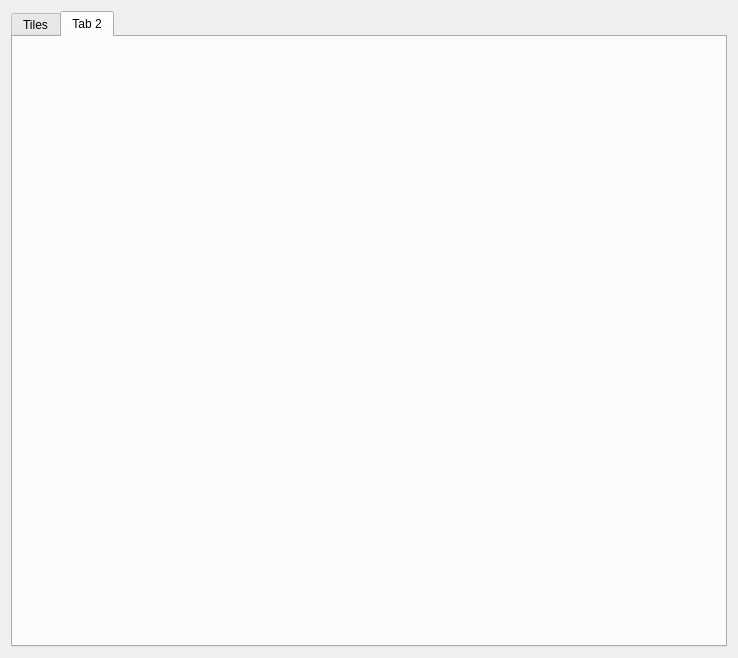
Before: the Qt Designer form src/ui/DebugWindow.ui in zlisinski/gbemu, drawn with Qt 5.
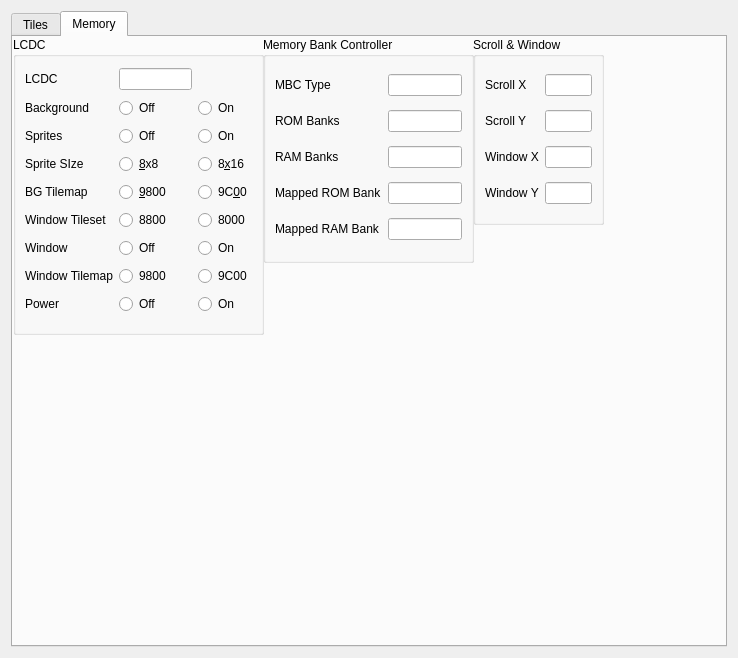
After: the same form once the commit is applied. The open tabs and pages were chosen to show the change.

Commit message: Added LCDC, MBC, and scroll/window stuff to debug window

The edit to the form file:
```diff
--- a/src/ui/DebugWindow.ui
+++ b/src/ui/DebugWindow.ui
@@ -46,8 +46,412 @@
      </widget>
      <widget class="QWidget" name="tab_2">
       <attribute name="title">
-       <string>Tab 2</string>
+       <string>Memory</string>
       </attribute>
+      <widget class="QGroupBox" name="groupBox">
+       <property name="geometry">
+        <rect>
+         <x>0</x>
+         <y>0</y>
+         <width>251</width>
+         <height>298</height>
+        </rect>
+       </property>
+       <property name="title">
+        <string>LCDC</string>
+       </property>
+       <layout class="QGridLayout" name="gridLayout_2">
+        <item row="0" column="0">
+         <widget class="QLabel" name="label_5">
+          <property name="text">
+           <string>LCDC</string>
+          </property>
+         </widget>
+        </item>
+        <item row="1" column="0">
+         <widget class="QLabel" name="label_6">
+          <property name="text">
+           <string>Background</string>
+          </property>
+         </widget>
+        </item>
+        <item row="1" column="1">
+         <widget class="QRadioButton" name="rbBGEnable0">
+          <property name="text">
+           <string>Off</string>
+          </property>
+          <attribute name="buttonGroup">
+           <string notr="true">buttonGroup</string>
+          </attribute>
+         </widget>
+        </item>
+        <item row="1" column="2">
+         <widget class="QRadioButton" name="rbBGEnable1">
+          <property name="text">
+           <string>On</string>
+          </property>
+          <attribute name="buttonGroup">
+           <string notr="true">buttonGroup</string>
+          </attribute>
+         </widget>
+        </item>
+        <item row="2" column="0">
+         <widget class="QLabel" name="label_7">
+          <property name="text">
+           <string>Sprites</string>
+          </property>
+         </widget>
+        </item>
+        <item row="2" column="1">
+         <widget class="QRadioButton" name="rbSpriteEnable0">
+          <property name="text">
+           <string>Off</string>
+          </property>
+          <attribute name="buttonGroup">
+           <string notr="true">buttonGroup_2</string>
+          </attribute>
+         </widget>
+        </item>
+        <item row="2" column="2">
+         <widget class="QRadioButton" name="rbSpriteEnable1">
+          <property name="text">
+           <string>On</string>
+          </property>
+          <attribute name="buttonGroup">
+           <string notr="true">buttonGroup_2</string>
+          </attribute>
+         </widget>
+        </item>
+        <item row="3" column="0">
+         <widget class="QLabel" name="label_8">
+          <property name="text">
+           <string>Sprite SIze</string>
+          </property>
+         </widget>
+        </item>
+        <item row="3" column="1">
+         <widget class="QRadioButton" name="rbSpriteSize0">
+          <property name="text">
+           <string>&amp;8x8</string>
+          </property>
+          <attribute name="buttonGroup">
+           <string notr="true">buttonGroup_3</string>
+          </attribute>
+         </widget>
+        </item>
+        <item row="3" column="2">
+         <widget class="QRadioButton" name="rbSpriteSize1">
+          <property name="text">
+           <string>8&amp;x16</string>
+          </property>
+          <attribute name="buttonGroup">
+           <string notr="true">buttonGroup_3</string>
+          </attribute>
+         </widget>
+        </item>
+        <item row="4" column="0">
+         <widget class="QLabel" name="label_9">
+          <property name="text">
+           <string>BG Tilemap</string>
+          </property>
+         </widget>
+        </item>
+        <item row="4" column="1">
+         <widget class="QRadioButton" name="rbBGTilemap0">
+          <property name="text">
+           <string>&amp;9800</string>
+          </property>
+          <attribute name="buttonGroup">
+           <string notr="true">buttonGroup_4</string>
+          </attribute>
+         </widget>
+        </item>
+        <item row="4" column="2">
+         <widget class="QRadioButton" name="rbBGTilemap1">
+          <property name="text">
+           <string>9C&amp;00</string>
+          </property>
+          <attribute name="buttonGroup">
+           <string notr="true">buttonGroup_4</string>
+          </attribute>
+         </widget>
+        </item>
+        <item row="5" column="0">
+         <widget class="QLabel" name="label_10">
+          <property name="text">
+           <string>Window Tileset</string>
+          </property>
+         </widget>
+        </item>
+        <item row="5" column="1">
+         <widget class="QRadioButton" name="rbWindowTileset0">
+          <property name="text">
+           <string>8800</string>
+          </property>
+          <attribute name="buttonGroup">
+           <string notr="true">buttonGroup_5</string>
+          </attribute>
+         </widget>
+        </item>
+        <item row="5" column="2">
+         <widget class="QRadioButton" name="rbWindowTileset1">
+          <property name="text">
+           <string>8000</string>
+          </property>
+          <attribute name="buttonGroup">
+           <string notr="true">buttonGroup_5</string>
+          </attribute>
+         </widget>
+        </item>
+        <item row="6" column="0">
+         <widget class="QLabel" name="label_11">
+          <property name="text">
+           <string>Window</string>
+          </property>
+         </widget>
+        </item>
+        <item row="6" column="1">
+         <widget class="QRadioButton" name="rbWindowEnable0">
+          <property name="text">
+           <string>Off</string>
+          </property>
+          <attribute name="buttonGroup">
+           <string notr="true">buttonGroup_6</string>
+          </attribute>
+         </widget>
+        </item>
+        <item row="6" column="2">
+         <widget class="QRadioButton" name="rbWindowEnable1">
+          <property name="text">
+           <string>On</string>
+          </property>
+          <attribute name="buttonGroup">
+           <string notr="true">buttonGroup_6</string>
+          </attribute>
+         </widget>
+        </item>
+        <item row="7" column="0">
+         <widget class="QLabel" name="label_12">
+          <property name="text">
+           <string>Window Tilemap</string>
+          </property>
+         </widget>
+        </item>
+        <item row="7" column="1">
+         <widget class="QRadioButton" name="rbWindowTilemap0">
+          <property name="text">
+           <string>9800</string>
+          </property>
+          <attribute name="buttonGroup">
+           <string notr="true">buttonGroup_7</string>
+          </attribute>
+         </widget>
+        </item>
+        <item row="7" column="2">
+         <widget class="QRadioButton" name="rbWindowTilemap1">
+          <property name="text">
+           <string>9C00</string>
+          </property>
+          <attribute name="buttonGroup">
+           <string notr="true">buttonGroup_7</string>
+          </attribute>
+         </widget>
+        </item>
+        <item row="8" column="0">
+         <widget class="QLabel" name="label_13">
+          <property name="text">
+           <string>Power</string>
+          </property>
+         </widget>
+        </item>
+        <item row="8" column="1">
+         <widget class="QRadioButton" name="rbPower0">
+          <property name="text">
+           <string>Off</string>
+          </property>
+          <attribute name="buttonGroup">
+           <string notr="true">buttonGroup_8</string>
+          </attribute>
+         </widget>
+        </item>
+        <item row="8" column="2">
+         <widget class="QRadioButton" name="rbPower1">
+          <property name="text">
+           <string>On</string>
+          </property>
+          <attribute name="buttonGroup">
+           <string notr="true">buttonGroup_8</string>
+          </attribute>
+         </widget>
+        </item>
+        <item row="0" column="1">
+         <widget class="QLineEdit" name="txtLCDC">
+          <property name="readOnly">
+           <bool>true</bool>
+          </property>
+         </widget>
+        </item>
+       </layout>
+      </widget>
+      <widget class="QGroupBox" name="groupBox_2">
+       <property name="geometry">
+        <rect>
+         <x>250</x>
+         <y>0</y>
+         <width>211</width>
+         <height>226</height>
+        </rect>
+       </property>
+       <property name="title">
+        <string>Memory Bank Controller</string>
+       </property>
+       <layout class="QGridLayout" name="gridLayout_3">
+        <item row="0" column="0">
+         <widget class="QLabel" name="label_14">
+          <property name="text">
+           <string>MBC Type</string>
+          </property>
+         </widget>
+        </item>
+        <item row="0" column="1">
+         <widget class="QLineEdit" name="txtMbcType">
+          <property name="readOnly">
+           <bool>true</bool>
+          </property>
+         </widget>
+        </item>
+        <item row="1" column="0">
+         <widget class="QLabel" name="label_15">
+          <property name="text">
+           <string>ROM Banks</string>
+          </property>
+         </widget>
+        </item>
+        <item row="1" column="1">
+         <widget class="QLineEdit" name="txtRomBanks">
+          <property name="readOnly">
+           <bool>true</bool>
+          </property>
+         </widget>
+        </item>
+        <item row="2" column="0">
+         <widget class="QLabel" name="label_16">
+          <property name="text">
+           <string>RAM Banks</string>
+          </property>
+         </widget>
+        </item>
+        <item row="2" column="1">
+         <widget class="QLineEdit" name="txtRamBanks">
+          <property name="readOnly">
+           <bool>true</bool>
+          </property>
+         </widget>
+        </item>
+        <item row="3" column="0">
+         <widget class="QLabel" name="label_17">
+          <property name="text">
+           <string>Mapped ROM Bank</string>
+          </property>
+         </widget>
+        </item>
+        <item row="3" column="1">
+         <widget class="QLineEdit" name="txtMappedRom">
+          <property name="readOnly">
+           <bool>true</bool>
+          </property>
+         </widget>
+        </item>
+        <item row="4" column="0">
+         <widget class="QLabel" name="label_18">
+          <property name="text">
+           <string>Mapped RAM Bank</string>
+          </property>
+         </widget>
+        </item>
+        <item row="4" column="1">
+         <widget class="QLineEdit" name="txtMappedRam">
+          <property name="readOnly">
+           <bool>true</bool>
+          </property>
+         </widget>
+        </item>
+       </layout>
+      </widget>
+      <widget class="QGroupBox" name="groupBox_3">
+       <property name="geometry">
+        <rect>
+         <x>460</x>
+         <y>0</y>
+         <width>131</width>
+         <height>188</height>
+        </rect>
+       </property>
+       <property name="title">
+        <string>Scroll &amp;&amp; Window</string>
+       </property>
+       <layout class="QGridLayout" name="gridLayout_4">
+        <item row="0" column="0">
+         <widget class="QLabel" name="label">
+          <property name="text">
+           <string>Scroll X</string>
+          </property>
+         </widget>
+        </item>
+        <item row="0" column="1">
+         <widget class="QLineEdit" name="txtSCX">
+          <property name="enabled">
+           <bool>true</bool>
+          </property>
+          <property name="readOnly">
+           <bool>true</bool>
+          </property>
+         </widget>
+        </item>
+        <item row="1" column="0">
+         <widget class="QLabel" name="label_2">
+          <property name="text">
+           <string>Scroll Y</string>
+          </property>
+         </widget>
+        </item>
+        <item row="1" column="1">
+         <widget class="QLineEdit" name="txtSCY">
+          <property name="readOnly">
+           <bool>true</bool>
+          </property>
+         </widget>
+        </item>
+        <item row="2" column="0">
+         <widget class="QLabel" name="label_3">
+          <property name="text">
+           <string>Window X</string>
+          </property>
+         </widget>
+        </item>
+        <item row="2" column="1">
+         <widget class="QLineEdit" name="txtWX">
+          <property name="readOnly">
+           <bool>true</bool>
+          </property>
+         </widget>
+        </item>
+        <item row="3" column="0">
+         <widget class="QLabel" name="label_4">
+          <property name="text">
+           <string>Window Y</string>
+          </property>
+         </widget>
+        </item>
+        <item row="3" column="1">
+         <widget class="QLineEdit" name="txtWY">
+          <property name="readOnly">
+           <bool>true</bool>
+          </property>
+         </widget>
+        </item>
+       </layout>
+      </widget>
      </widget>
     </widget>
    </item>
```
Left out of the diff: 12 changed lines with no effect on the pictures. The commit also changes 6 other files.
